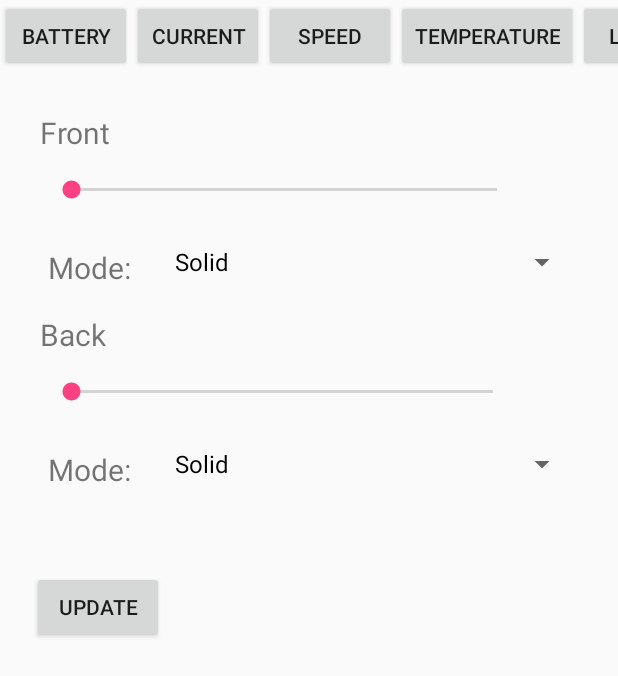
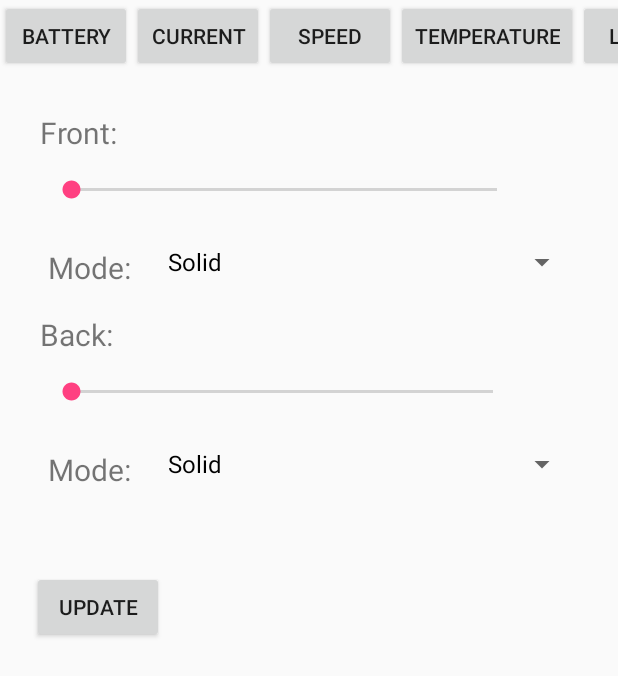
Before and after one commit to Lukaszm94/Eboard_App, an Android app: the fragment Lights placed in its activity, on a phone screen of 412 x 824 dp. Shown: the top 676 px of the screen. Run offline under Robolectric (Android 15) with nearby library versions, the phone set to English and light mode, and no system bars; libraries missing offline, so code that uses them is left out: com.jjoe64.graphview; 9 statements that could not run were skipped.

Commit message:
Language pl

```diff
--- a/Projekt/app/src/main/res/layout/activity_lights.xml
+++ b/Projekt/app/src/main/res/layout/activity_lights.xml
@@ -21,7 +21,7 @@
             android:layout_width="wrap_content"
             android:layout_height="wrap_content"
             android:id="@+id/text_front"
-            android:text="Front"
+            android:text="@string/front"
             android:layout_margin="5dp"
             android:textSize="20dp"/>
 
@@ -43,7 +43,7 @@
 
             <TextView
                 android:id="@+id/text_mode_front"
-                android:text="Mode: "
+                android:text="@string/mode"
                 android:layout_width="wrap_content"
                 android:layout_height="wrap_content"
                 android:layout_margin="5dp"
@@ -60,7 +60,7 @@
 
         <TextView
             android:id="@+id/text_back"
-            android:text="Back"
+            android:text="@string/back"
             android:layout_width="wrap_content"
             android:layout_height="wrap_content"
             android:layout_margin="5dp"
@@ -84,7 +84,7 @@
 
             <TextView
                 android:id="@+id/text_mode_back"
-                android:text="Mode: "
+                android:text="@string/mode"
                 android:layout_width="wrap_content"
                 android:layout_height="wrap_content"
                 android:layout_margin="5dp"
@@ -103,7 +103,7 @@
             android:id="@+id/updateButton"
             android:layout_width="wrap_content"
             android:layout_height="wrap_content"
-            android:text="Update"
+            android:text="@string/update"
             android:layout_marginTop="42dp" />
 
     </LinearLayout>
--- a/Projekt/app/src/main/res/layout/activity_main.xml
+++ b/Projekt/app/src/main/res/layout/activity_main.xml
@@ -15,32 +15,32 @@
 
             <Button
                 android:id="@+id/batteryButton"
-                android:text="BATTERY"
+                android:text="@string/BATTERY"
                 android:layout_width="wrap_content"
                 android:layout_height="wrap_content" />
 
             <Button
                 android:id="@+id/currentButton"
-                android:text="CURRENT"
+                android:text="@string/CURRENT"
                 android:layout_width="wrap_content"
                 android:layout_height="wrap_content"
                 android:onClick="onClickCurrent"/>
 
             <Button
                 android:id="@+id/speedButton"
-                android:text="SPEED"
+                android:text="@string/SPEED"
                 android:layout_width="wrap_content"
                 android:layout_height="wrap_content" />
 
             <Button
                 android:id="@+id/temperatureButton"
-                android:text="TEMPERATURE"
+                android:text="@string/TEMPERATURE"
                 android:layout_width="wrap_content"
                 android:layout_height="wrap_content" />
 
             <Button
                 android:id="@+id/lightsButton"
-                android:text="LIGHTS"
+                android:text="@string/LIGHTS"
                 android:layout_width="wrap_content"
                 android:layout_height="wrap_content" />
         </LinearLayout>
--- a/Projekt/app/src/main/res/values/strings.xml
+++ b/Projekt/app/src/main/res/values/strings.xml
@@ -4,4 +4,15 @@
     <string name="button_send">Send</string>
     <string name="action_settings">Settings</string>
     <string name="title_activity_map">Map</string>
+
+    <string name="BATTERY">BATTERY</string>
+    <string name="CURRENT">CURRENT</string>
+    <string name="SPEED">SPEED</string>
+    <string name="TEMPERATURE">TEMPERATURE</string>
+    <string name="LIGHTS">LIGHTS</string>
+
+    <string name="front">Front:</string>
+    <string name="back">Back:</string>
+    <string name="mode">Mode: </string>
+    <string name="update">Update</string>
 </resources>
```
Also changed, not shown: 1 other file.
